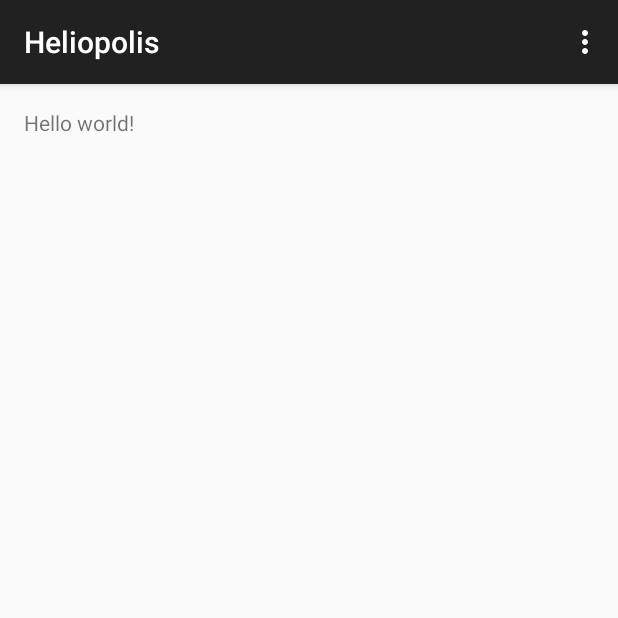
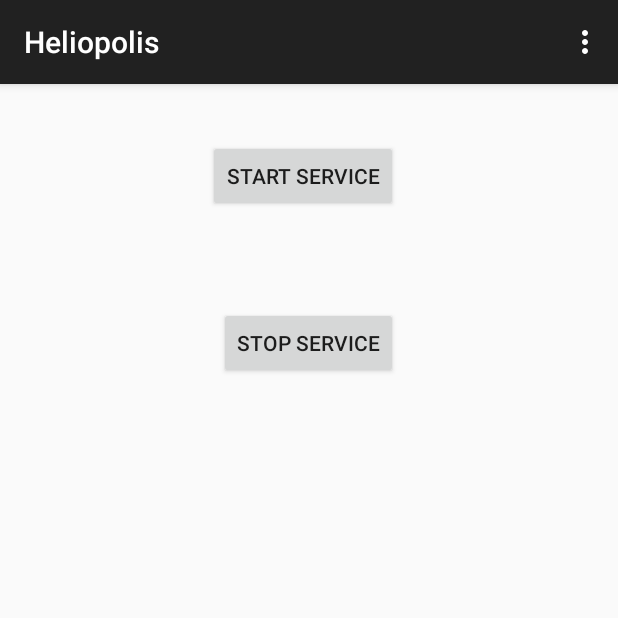
Before and after one commit to FranklinInnovationLab/Heliopolis, an Android app: the screen it shows after launch (MainActivity), on a phone screen of 412 x 824 dp, the top half of it. Run offline under Robolectric (Android 15) with nearby library versions, the phone set to English and light mode, and no system bars.

Commit message:
working service

```diff
--- a/app/app/src/main/AndroidManifest.xml
+++ b/app/app/src/main/AndroidManifest.xml
@@ -18,6 +18,9 @@
                 <category android:name="android.intent.category.LAUNCHER" />
             </intent-filter>
         </activity>
+        <service
+            android:name=".MyService"
+            android:enabled="true" />
     </application>
 
 </manifest>
--- a/app/app/src/main/res/layout/activity_main.xml
+++ b/app/app/src/main/res/layout/activity_main.xml
@@ -1,11 +1,27 @@
 <RelativeLayout xmlns:android="http://schemas.android.com/apk/res/android"
-    xmlns:tools="http://schemas.android.com/tools" android:layout_width="match_parent"
-    android:layout_height="match_parent" android:paddingLeft="@dimen/activity_horizontal_margin"
-    android:paddingRight="@dimen/activity_horizontal_margin"
-    android:paddingTop="@dimen/activity_vertical_margin"
-    android:paddingBottom="@dimen/activity_vertical_margin" tools:context=".MainActivity">
+    xmlns:tools="http://schemas.android.com/tools"
+    android:layout_width="match_parent"
+    android:layout_height="match_parent"
+    tools:context=".MainActivity" >
 
-    <TextView android:text="@string/hello_world" android:layout_width="wrap_content"
-        android:layout_height="wrap_content" />
+    <Button
+        android:id="@+id/button2"
+        android:layout_width="wrap_content"
+        android:layout_height="wrap_content"
+        android:layout_below="@+id/button1"
+        android:layout_centerHorizontal="true"
+        android:layout_marginTop="63dp"
+        android:onClick="stopService"
+        android:text="Stop Service" />
+
+    <Button
+        android:id="@+id/button1"
+        android:layout_width="wrap_content"
+        android:layout_height="wrap_content"
+        android:layout_alignParentTop="true"
+        android:layout_alignRight="@+id/button2"
+        android:layout_marginTop="37dp"
+        android:onClick="startService"
+        android:text="Start Service" />
 
 </RelativeLayout>
```
Also changed, not shown: app/app/src/main/java/com/heliopolis/MainActivity.java (+8 -0 lines), app/app/src/main/java/com/heliopolis/MyService.java (added, +31 -0 lines).
